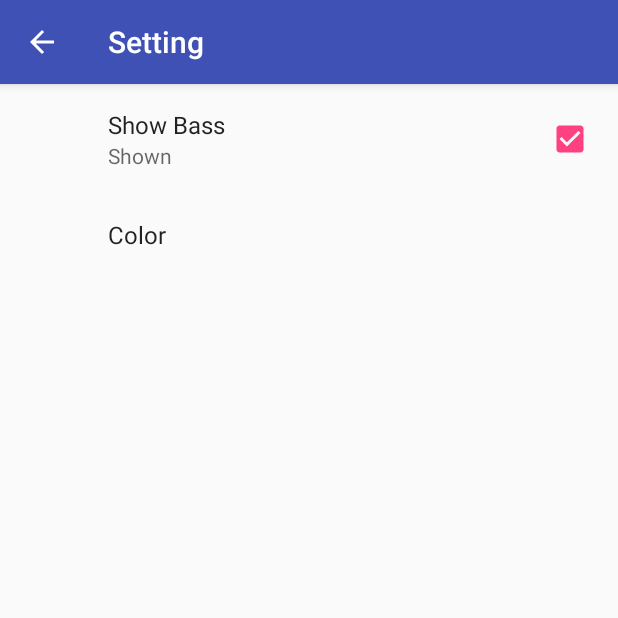
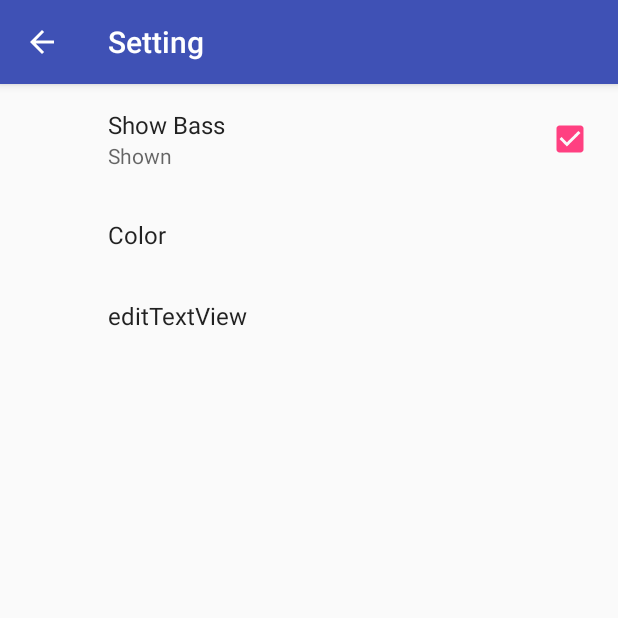
Before and after one commit to ShehryarAhmed/preferences, an Android app: the SettingFragment screen opened directly, with no data from a screen before it, on a phone screen of 412 x 824 dp, the top half of it. Run offline under Robolectric (Android 15) with nearby library versions, the phone set to English and light mode, and no system bars; our stand-ins replace androidx.preference.

Commit message:
worked on edit preference

```diff
--- a/Ch6/app/src/main/res/xml/preference.xml
+++ b/Ch6/app/src/main/res/xml/preference.xml
@@ -17,5 +17,9 @@
     android:title="Color">
 
 </ListPreference>
-
+<EditTextPreference
+    android:hint="enter"
+    android:key="some"
+    android:title="editTextView"
+    android:inputType="number"></EditTextPreference>
 </PreferenceScreen>
```
